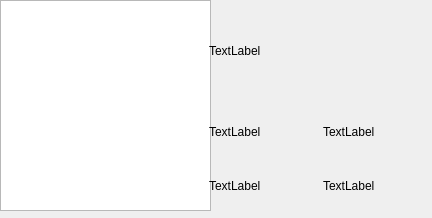
Old version of the form discrender.ui in the repository yav12/zzz-optimizer.
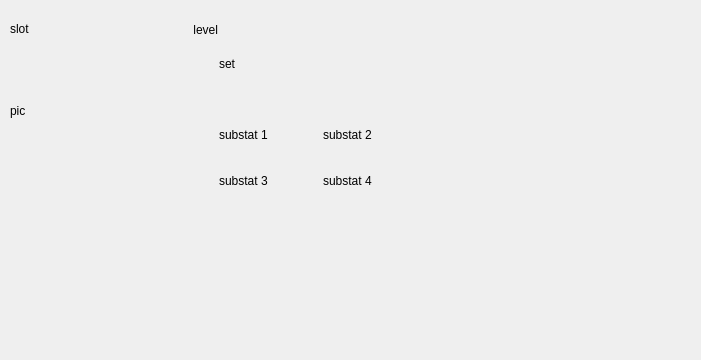
New version of the form.

The edit to the form file:
```diff
--- a/discrender.ui
+++ b/discrender.ui
@@ -6,74 +6,107 @@
    <rect>
     <x>0</x>
     <y>0</y>
-    <width>432</width>
-    <height>218</height>
+    <width>701</width>
+    <height>360</height>
    </rect>
   </property>
   <property name="windowTitle">
    <string>Form</string>
   </property>
-  <widget class="QGraphicsView" name="setImage">
+  <widget class="QWidget" name="horizontalLayoutWidget">
    <property name="geometry">
     <rect>
-     <x>0</x>
-     <y>0</y>
-     <width>211</width>
-     <height>211</height>
+     <x>10</x>
+     <y>20</y>
+     <width>411</width>
+     <height>181</height>
     </rect>
    </property>
-  </widget>
-  <widget class="QWidget" name="verticalLayoutWidget">
-   <property name="geometry">
-    <rect>
-     <x>209</x>
-     <y>-1</y>
-     <width>221</width>
-     <height>211</height>
-    </rect>
-   </property>
-   <layout class="QVBoxLayout" name="verticalLayout">
+   <layout class="QHBoxLayout" name="whole">
     <item>
-     <widget class="QLabel" name="set">
+     <widget class="QLabel" name="label">
       <property name="text">
-       <string>TextLabel</string>
+       <string>pic</string>
       </property>
      </widget>
     </item>
     <item>
-     <layout class="QGridLayout" name="gridLayout">
-      <item row="2" column="0">
-       <widget class="QLabel" name="sub3">
+     <layout class="QVBoxLayout" name="verticalLayout">
+      <item>
+       <widget class="QLabel" name="set">
         <property name="text">
-         <string>TextLabel</string>
+         <string>set</string>
         </property>
        </widget>
       </item>
-      <item row="0" column="0">
-       <widget class="QLabel" name="sub1">
-        <property name="text">
-         <string>TextLabel</string>
-        </property>
-       </widget>
-      </item>
-      <item row="0" column="1">
-       <widget class="QLabel" name="sub2">
-        <property name="text">
-         <string>TextLabel</string>
-        </property>
-       </widget>
-      </item>
-      <item row="2" column="1">
-       <widget class="QLabel" name="sub4">
-        <property name="text">
-         <string>TextLabel</string>
-        </property>
-       </widget>
+      <item>
+       <layout class="QGridLayout" name="gridLayout">
+        <item row="0" column="0">
+         <widget class="QLabel" name="sub1">
+          <property name="text">
+           <string>substat 1</string>
+          </property>
+         </widget>
+        </item>
+        <item row="2" column="1">
+         <widget class="QLabel" name="sub4">
+          <property name="text">
+           <string>substat 4</string>
+          </property>
+         </widget>
+        </item>
+        <item row="0" column="1">
+         <widget class="QLabel" name="sub2">
+          <property name="text">
+           <string>substat 2</string>
+          </property>
+         </widget>
+        </item>
+        <item row="2" column="0">
+         <widget class="QLabel" name="sub3">
+          <property name="text">
+           <string>substat 3</string>
+          </property>
+         </widget>
+        </item>
+       </layout>
       </item>
      </layout>
     </item>
    </layout>
   </widget>
+  <widget class="QLabel" name="slotLabel">
+   <property name="geometry">
+    <rect>
+     <x>10</x>
+     <y>20</y>
+     <width>68</width>
+     <height>18</height>
+    </rect>
+   </property>
+   <property name="text">
+    <string>slot</string>
+   </property>
+  </widget>
+  <widget class="QLabel" name="levelLabel">
+   <property name="geometry">
+    <rect>
+     <x>147</x>
+     <y>20</y>
+     <width>71</width>
+     <height>20</height>
+    </rect>
+   </property>
+   <property name="layoutDirection">
+    <enum>Qt::LayoutDirection::LeftToRight</enum>
+   </property>
+   <property name="text">
+    <string>level</string>
+   </property>
+   <property name="alignment">
+    <set>Qt::AlignmentFlag::AlignRight|Qt::AlignmentFlag::AlignTrailing|Qt::AlignmentFlag::AlignVCenter</set>
+   </property>
+  </widget>
  </widget>
  <resources/>
  <connections/>
```
